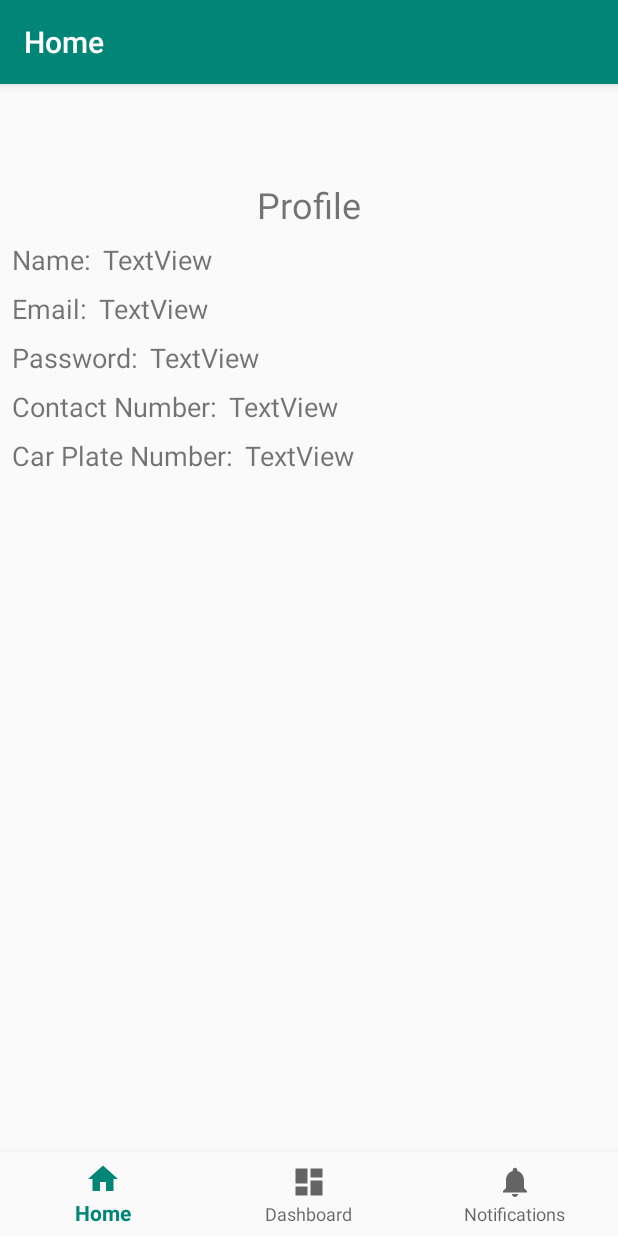
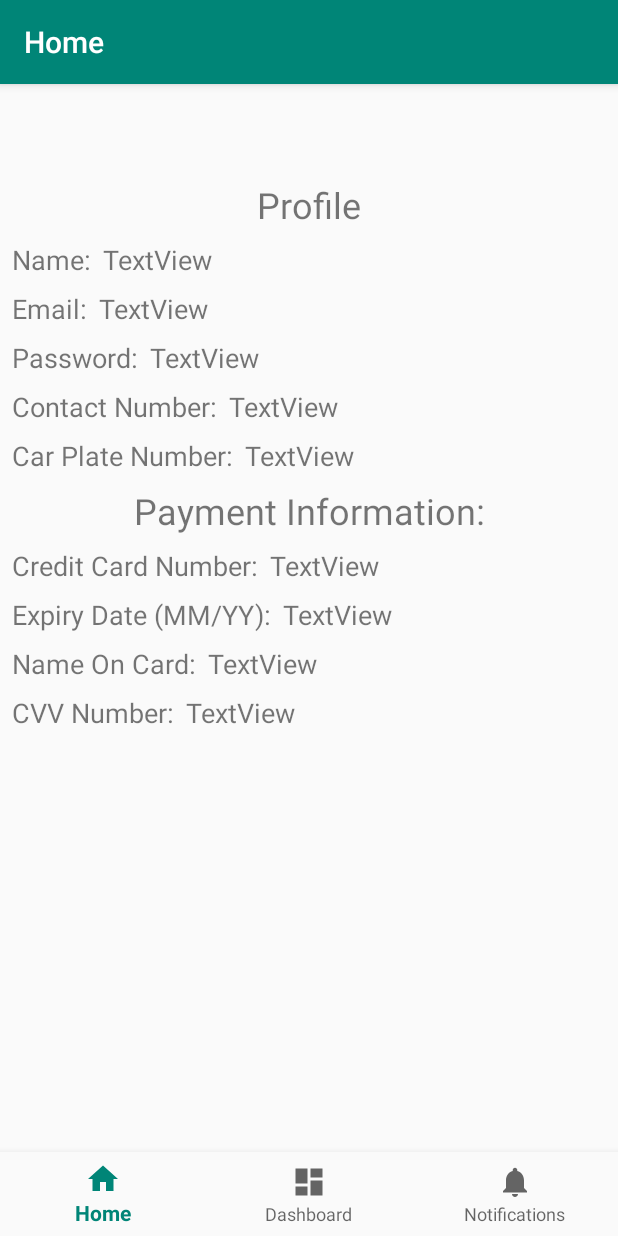
Before and after one commit to gergess/EZ-Park, an Android app: the screen it shows after launch (MainActivity), on a phone screen of 412 x 824 dp. Run offline under Robolectric (Android 15) with nearby library versions, the phone set to English and light mode, and no system bars; our stand-ins replace navigation-ui.

Commit message:
add string values to sign in, sign up and profile view, set up simple profile view

```diff
--- a/app/src/main/java/com/ez/ez_park/ui/home/HomeFragment.java
+++ b/app/src/main/java/com/ez/ez_park/ui/home/HomeFragment.java
@@ -23,7 +23,7 @@ public class HomeFragment extends Fragment {
         homeViewModel =
                 ViewModelProviders.of(this).get(HomeViewModel.class);
         View root = inflater.inflate(R.layout.fragment_home, container, false);
-        final TextView textView = root.findViewById(R.id.text_home);
+        final TextView textView = root.findViewById(R.id.txt_profile);
         homeViewModel.getText().observe(this, new Observer<String>() {
             @Override
             public void onChanged(@Nullable String s) {
--- a/app/src/main/java/com/ez/ez_park/ui/home/HomeViewModel.java
+++ b/app/src/main/java/com/ez/ez_park/ui/home/HomeViewModel.java
@@ -10,7 +10,7 @@ public class HomeViewModel extends ViewModel {
 
     public HomeViewModel() {
         mText = new MutableLiveData<>();
-        mText.setValue("This is home fragment");
+        mText.setValue("Profile");
     }
 
     public LiveData<String> getText() {
--- a/app/src/main/res/layout/fragment_home.xml
+++ b/app/src/main/res/layout/fragment_home.xml
@@ -6,7 +6,7 @@
     android:layout_height="match_parent">
 
     <TextView
-        android:id="@+id/textView"
+        android:id="@+id/txt_profile"
         android:layout_width="wrap_content"
         android:layout_height="wrap_content"
         android:layout_marginStart="8dp"
@@ -27,7 +27,7 @@
         android:text="@string/name_profile"
         android:textSize="18sp"
         app:layout_constraintStart_toStartOf="parent"
-        app:layout_constraintTop_toBottomOf="@+id/textView" />
+        app:layout_constraintTop_toBottomOf="@id/txt_profile" />
 
     <TextView
         android:id="@+id/textView3"
@@ -39,8 +39,9 @@
         android:text="TextView"
         android:textSize="18sp"
         app:layout_constraintEnd_toEndOf="parent"
+        app:layout_constraintHorizontal_bias="1.0"
         app:layout_constraintStart_toEndOf="@+id/textView2"
-        app:layout_constraintTop_toBottomOf="@+id/textView" />
+        app:layout_constraintTop_toBottomOf="@id/txt_profile" />
 
     <TextView
         android:id="@+id/textView4"
@@ -137,4 +138,113 @@
         app:layout_constraintEnd_toEndOf="parent"
         app:layout_constraintStart_toEndOf="@+id/textView10"
         app:layout_constraintTop_toBottomOf="@+id/textView9" />
+
+    <TextView
+        android:id="@+id/textView12"
+        android:layout_width="wrap_content"
+        android:layout_height="wrap_content"
+        android:layout_marginStart="8dp"
+        android:layout_marginTop="8dp"
+        android:layout_marginEnd="8dp"
+        android:text="@string/payent_profile"
+        android:textSize="24sp"
+        app:layout_constraintEnd_toEndOf="parent"
+        app:layout_constraintStart_toStartOf="parent"
+        app:layout_constraintTop_toBottomOf="@+id/textView11" />
+
+    <TextView
+        android:id="@+id/textView13"
+        android:layout_width="wrap_content"
+        android:layout_height="wrap_content"
+        android:layout_marginStart="8dp"
+        android:layout_marginTop="8dp"
+        android:text="@string/credit_card_number_profile"
+        android:textSize="18sp"
+        app:layout_constraintStart_toStartOf="parent"
+        app:layout_constraintTop_toBottomOf="@+id/textView12" />
+
+    <TextView
+        android:id="@+id/textView14"
+        android:layout_width="0dp"
+        android:layout_height="wrap_content"
+        android:layout_marginStart="8dp"
+        android:layout_marginTop="8dp"
+        android:layout_marginEnd="8dp"
+        android:text="TextView"
+        android:textSize="18sp"
+        app:layout_constraintEnd_toEndOf="parent"
+        app:layout_constraintStart_toEndOf="@+id/textView13"
+        app:layout_constraintTop_toBottomOf="@+id/textView12" />
+
+    <TextView
+        android:id="@+id/textView15"
+        android:layout_width="wrap_content"
+        android:layout_height="wrap_content"
+        android:layout_marginStart="8dp"
+        android:layout_marginTop="8dp"
+        android:text="@string/expiry_date_profile"
+        android:textSize="18sp"
+        app:layout_constraintStart_toStartOf="parent"
+        app:layout_constraintTop_toBottomOf="@+id/textView13" />
+
+    <TextView
+        android:id="@+id/textView16"
+        android:layout_width="0dp"
+        android:layout_height="wrap_content"
+        android:layout_marginStart="8dp"
+        android:layout_marginTop="8dp"
+        android:layout_marginEnd="8dp"
+        android:text="TextView"
+        android:textSize="18sp"
+        app:layout_constraintEnd_toEndOf="parent"
+        app:layout_constraintStart_toEndOf="@+id/textView15"
+        app:layout_constraintTop_toBottomOf="@+id/textView14" />
+
+    <TextView
+        android:id="@+id/textView17"
+        android:layout_width="wrap_content"
+        android:layout_height="wrap_content"
+        android:layout_marginStart="8dp"
+        android:layout_marginTop="8dp"
+        android:text="@string/card_name_profile"
+        android:textSize="18sp"
+        app:layout_constraintStart_toStartOf="parent"
+        app:layout_constraintTop_toBottomOf="@+id/textView15" />
+
+    <TextView
+        android:id="@+id/textView18"
+        android:layout_width="0dp"
+        android:layout_height="wrap_content"
+        android:layout_marginStart="8dp"
+        android:layout_marginTop="8dp"
+        android:layout_marginEnd="8dp"
+        android:text="TextView"
+        android:textSize="18sp"
+        app:layout_constraintEnd_toEndOf="parent"
+        app:layout_constraintStart_toEndOf="@+id/textView17"
+        app:layout_constraintTop_toBottomOf="@+id/textView16" />
+
+    <TextView
+        android:id="@+id/textView19"
+        android:layout_width="wrap_content"
+        android:layout_height="wrap_content"
+        android:layout_marginStart="8dp"
+        android:layout_marginTop="8dp"
+        android:text="@string/cvv_profile"
+        android:textSize="18sp"
+        app:layout_constraintStart_toStartOf="parent"
+        app:layout_constraintTop_toBottomOf="@+id/textView17" />
+
+    <TextView
+        android:id="@+id/textView20"
+        android:layout_width="0dp"
+        android:layout_height="wrap_content"
+        android:layout_marginStart="8dp"
+        android:layout_marginTop="8dp"
+        android:layout_marginEnd="8dp"
+        android:text="TextView"
+        android:textSize="18sp"
+        app:layout_constraintEnd_toEndOf="parent"
+        app:layout_constraintStart_toEndOf="@+id/textView19"
+        app:layout_constraintTop_toBottomOf="@+id/textView18" />
 </androidx.constraintlayout.widget.ConstraintLayout>
--- a/app/src/main/res/values/strings.xml
+++ b/app/src/main/res/values/strings.xml
@@ -23,4 +23,9 @@
     <string name="password_profile">Password:</string>
     <string name="phone_profile">Contact Number:</string>
     <string name="car_plate_profile">Car Plate Number:</string>
+    <string name="payent_profile">Payment Information:</string>
+    <string name="credit_card_number_profile">Credit Card Number:</string>
+    <string name="expiry_date_profile">Expiry Date (MM/YY):</string>
+    <string name="card_name_profile">Name On Card:</string>
+    <string name="cvv_profile">CVV Number:</string>
 </resources>
```
